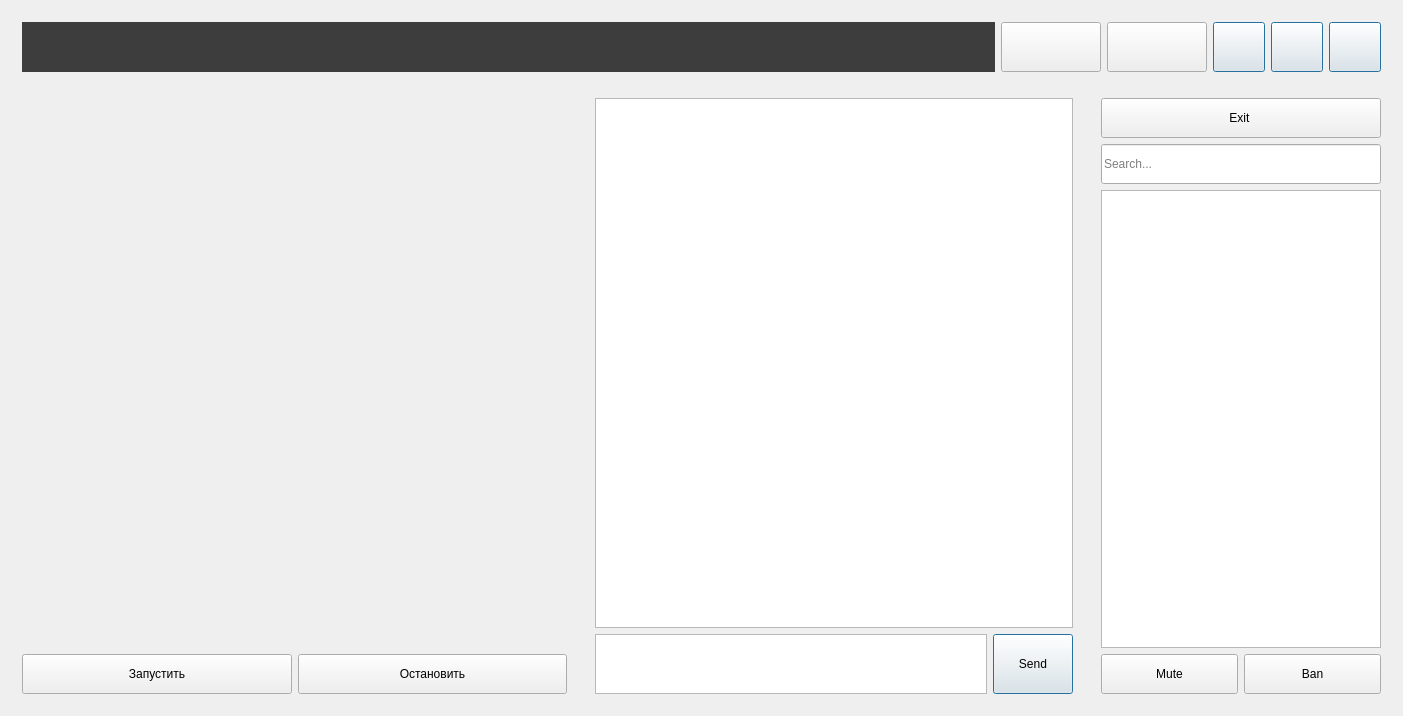
Qt form FreePolyCall_2019/PolyChat_app/mainwindow.ui (GregoryBaranov/ib_stream_service) before a commit.
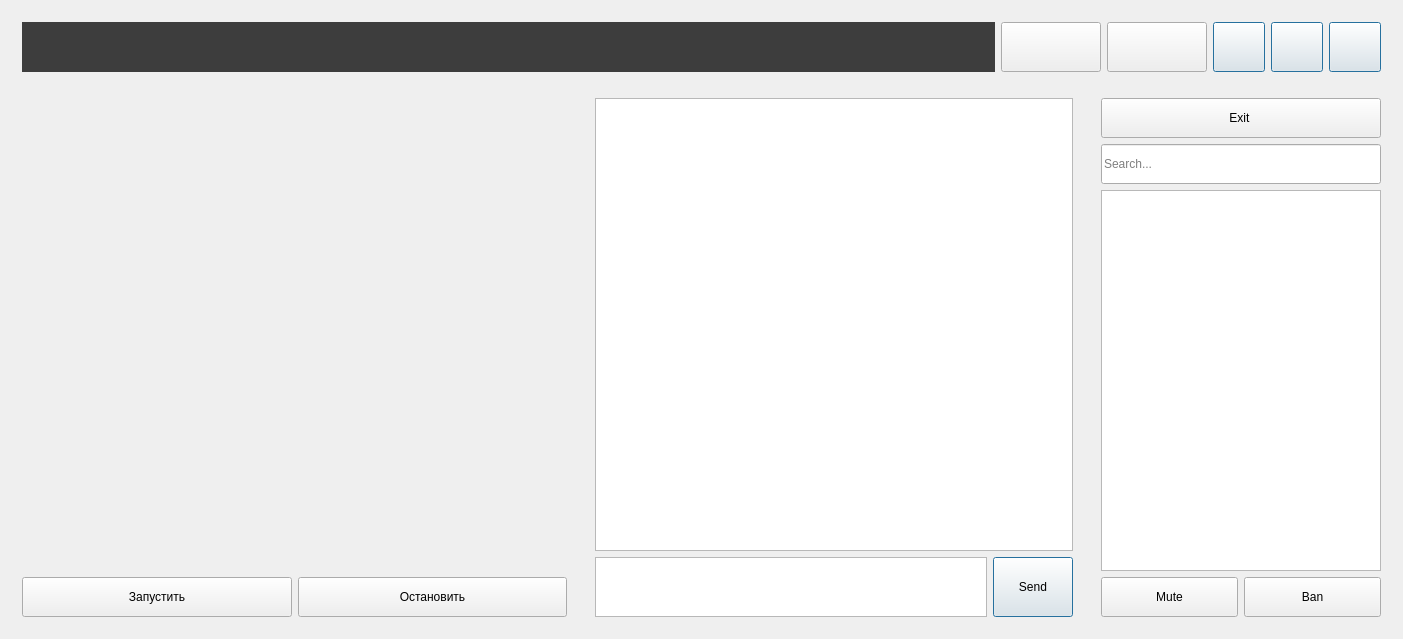
The same form after that commit.

Commit message: View mute/unmute in list user controle

What changed in the file:
```diff
--- a/FreePolyCall_2019/PolyChat_app/mainwindow.ui
+++ b/FreePolyCall_2019/PolyChat_app/mainwindow.ui
@@ -7,7 +7,7 @@
     <x>0</x>
     <y>0</y>
     <width>1403</width>
-    <height>716</height>
+    <height>639</height>
    </rect>
   </property>
   <property name="windowTitle">
```
The commit also changes 2 other files.
